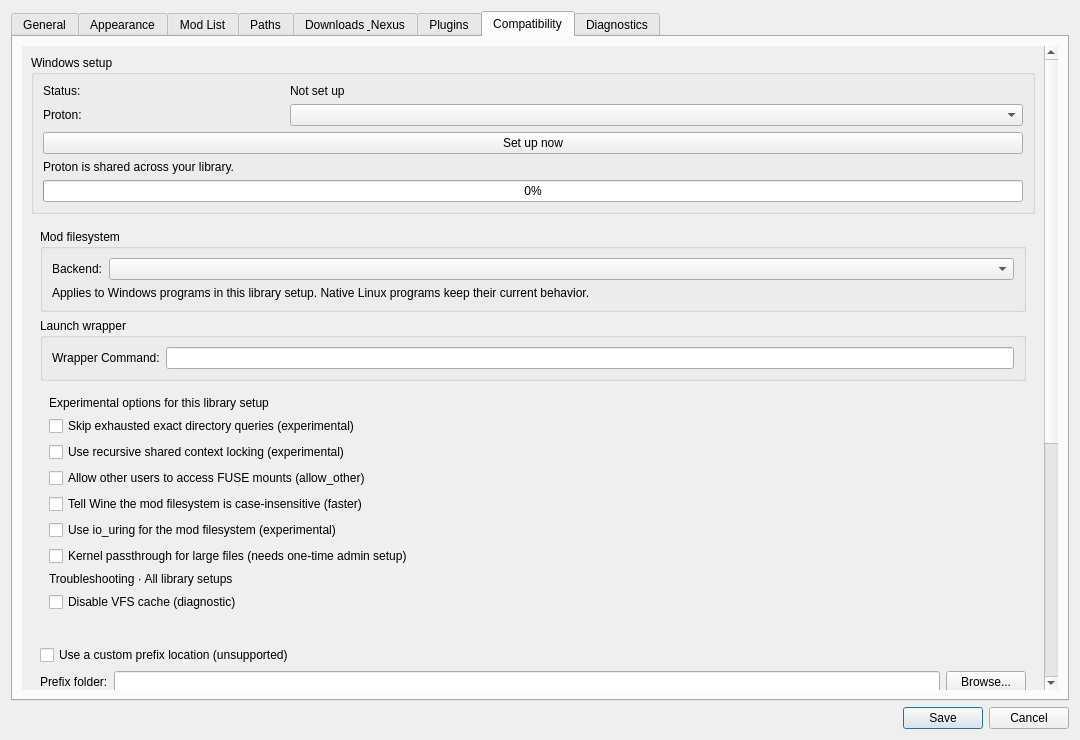
Above: src/src/settingsdialog.ui from SulfurNitride/Fluorine-Manager before the change. Below: the same form after it.
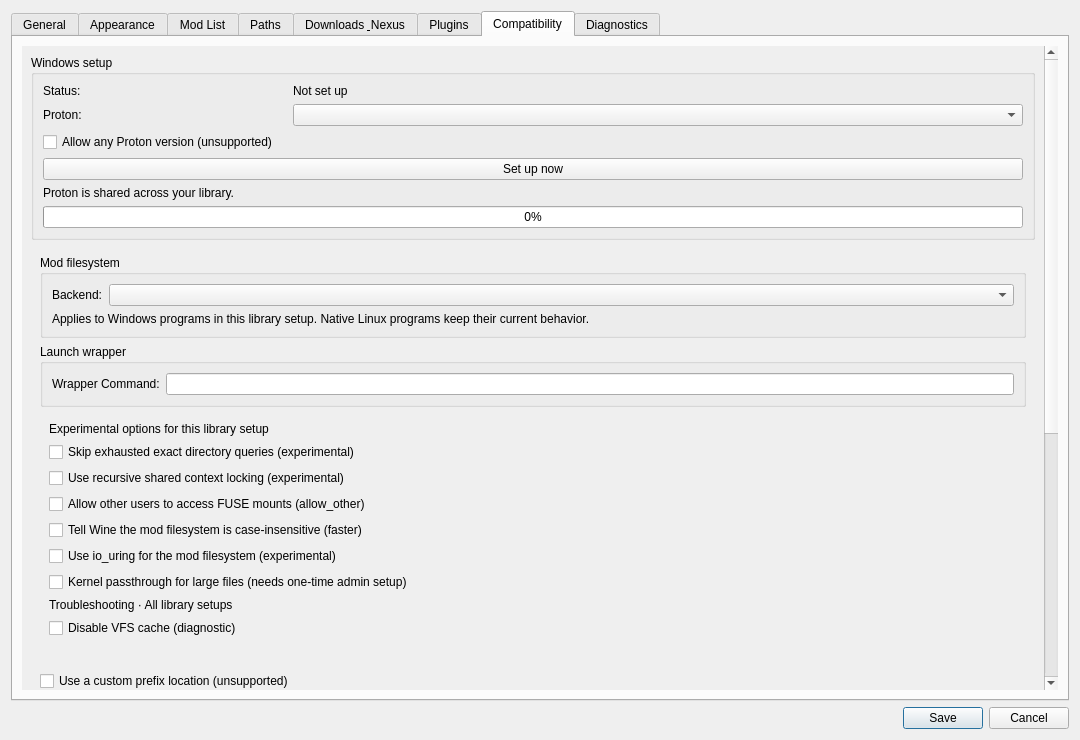
That is the form after the change. The open tabs and pages were chosen to show the change. Icons and pictures are not drawn. Custom widgets are drawn as their Qt base class.

Commit message:
Require Proton 11+ with an opt-in override for older versions
Proton older than 11 is hidden from the picker. A new checkbox in the
Proton settings shows every version after a warning that no support is
provided for them.

```diff
--- a/src/src/settingsdialog.ui
+++ b/src/src/settingsdialog.ui
@@ -1778,6 +1778,16 @@
               <item row="1" column="1" colspan="3">
                <widget class="QComboBox" name="protonVersionCombo"/>
               </item>
+              <item row="2" column="0" colspan="4">
+               <widget class="QCheckBox" name="allowUnsupportedProtonCheckBox">
+                <property name="text">
+                 <string>Allow any Proton version (unsupported)</string>
+                </property>
+                <property name="toolTip">
+                 <string>Fluorine supports Proton 11 and newer. Enable this to pick older versions, but no support is provided for them.</string>
+                </property>
+               </widget>
+              </item>
               <item row="3" column="0" colspan="4">
                <widget class="QPushButton" name="createPrefixButton">
                 <property name="text">
```
The commit also changes 5 other files.
